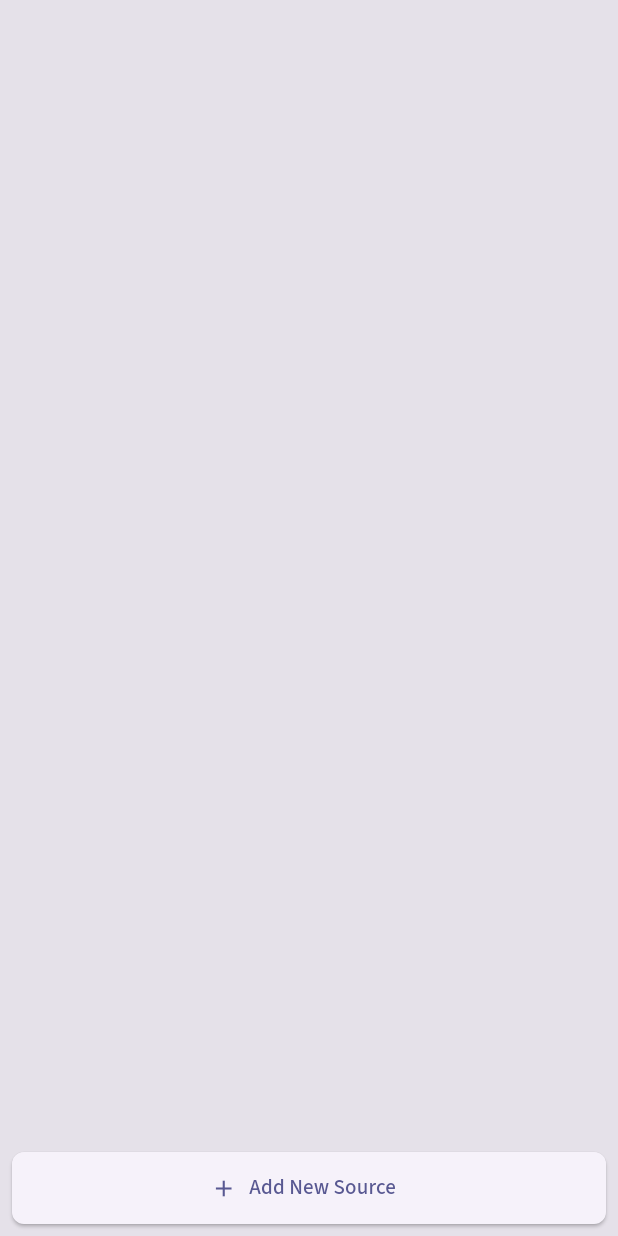
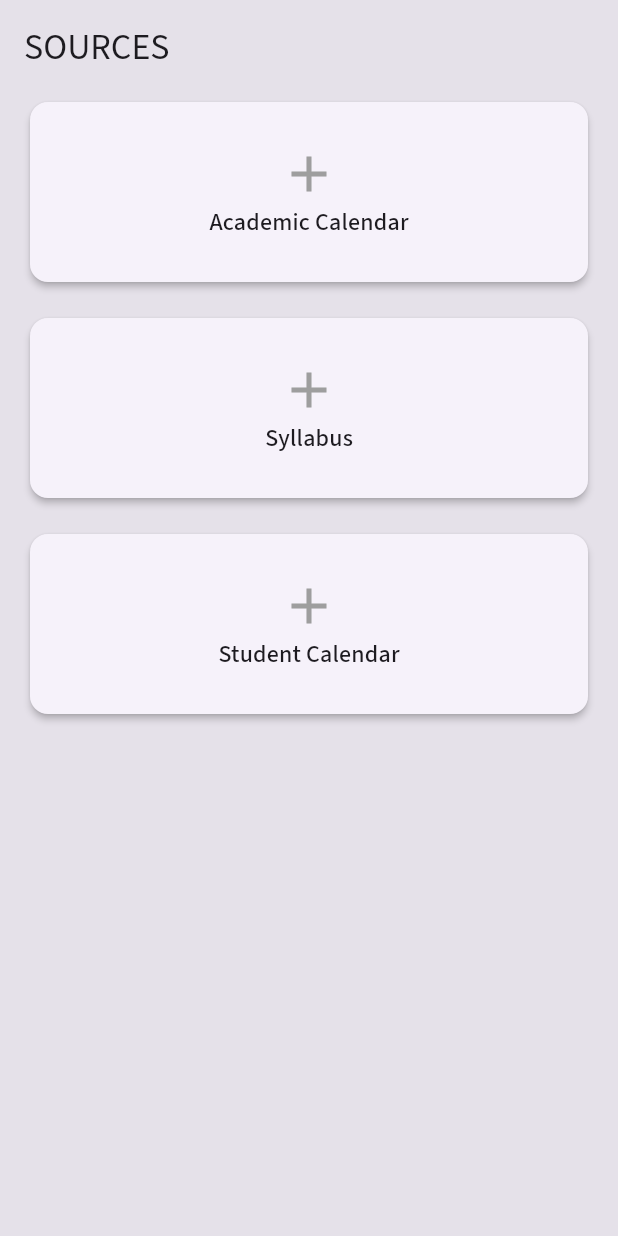
Before and after one commit to borinquenkid/college_executive_function, a Flutter app: the SourcesPanel widget shown alone on an empty page, opened directly, on a phone screen of 412 x 824 dp. Run offline on Flutter 3.47's test engine with Material 3 defaults, Android fonts, the phone set to English and light mode, and no system bars; our stand-ins replace file_picker, flutter_markdown, google_fonts, google_generative_ai.

Commit message:
Now can select files

```diff
--- a/lib/chat_panel.dart
+++ b/lib/chat_panel.dart
@@ -73,7 +73,7 @@ class ChatPanel extends StatelessWidget {
                       if (value.isNotEmpty) {
                         chatProvider.addMessage(
                           ChatMessage(author: 'User', message: value),
-                          sourcesProvider.sources,
+                          sourcesProvider.allSources,
                         );
                         textController.clear();
                       }
@@ -89,7 +89,7 @@ class ChatPanel extends StatelessWidget {
                           author: 'User',
                           message: textController.text,
                         ),
-                        sourcesProvider.sources,
+                        sourcesProvider.allSources,
                       );
                       textController.clear();
                     }
--- a/lib/source_model.dart
+++ b/lib/source_model.dart
@@ -1,6 +1,19 @@
+enum SourceCategory {
+  academicCalendar,
+  syllabus,
+  studentCalendar,
+}
+
 class Source {
-  final String name;
-  final String content;
+  final String name; // Original file name
+  final String filePath;
+  final SourceCategory category;
+  String title; // User-provided title
 
-  Source({required this.name, required this.content});
+  Source({
+    required this.name,
+    required this.filePath,
+    required this.category,
+    required this.title,
+  });
 }
--- a/lib/sources_panel.dart
+++ b/lib/sources_panel.dart
@@ -1,4 +1,6 @@
+import 'package:college_exeecutive_function/source_model.dart';
 import 'package:college_exeecutive_function/sources_provider.dart';
+import 'package:file_picker/file_picker.dart';
 import 'package:flutter/material.dart';
 import 'package:provider/provider.dart';
 
@@ -11,36 +13,129 @@ class SourcesPanel extends StatelessWidget {
       builder: (context, sourcesProvider, child) {
         return Container(
           color: Theme.of(context).colorScheme.surfaceContainerHighest,
-          child: Scaffold(
-            backgroundColor: Colors.transparent,
-            body: ListView.builder(
-              itemCount: sourcesProvider.sources.length,
-              itemBuilder: (context, index) {
-                final source = sourcesProvider.sources[index];
-                return ListTile(
-                  leading: const Icon(Icons.description),
-                  title: Text(source.name),
-                  subtitle: Text('${source.content.length} characters'),
-                  trailing: const Icon(Icons.more_vert),
-                );
-              },
-            ),
-            bottomNavigationBar: Padding(
-              padding: const EdgeInsets.all(8.0),
-              child: ElevatedButton.icon(
-                onPressed: () {
-                  sourcesProvider.addSource();
-                },
-                icon: const Icon(Icons.add),
-                label: const Text('Add New Source'),
-                style: ElevatedButton.styleFrom(
-                  minimumSize: const Size(double.infinity, 48), // Full width
-                ),
+          padding: const EdgeInsets.all(16.0),
+          child: Column(
+            crossAxisAlignment: CrossAxisAlignment.stretch,
+            children: [
+              Text('SOURCES', style: Theme.of(context).textTheme.headlineSmall),
+              const SizedBox(height: 16),
+              _buildSourceCard(
+                context,
+                category: SourceCategory.academicCalendar,
+                title: 'Academic Calendar',
+                source: sourcesProvider.getSourceForCategory(SourceCategory.academicCalendar),
               ),
-            ),
+              const SizedBox(height: 16),
+              _buildSourceCard(
+                context,
+                category: SourceCategory.syllabus,
+                title: 'Syllabus',
+                source: sourcesProvider.getSourceForCategory(SourceCategory.syllabus),
+              ),
+              const SizedBox(height: 16),
+              _buildSourceCard(
+                context,
+                category: SourceCategory.studentCalendar,
+                title: 'Student Calendar',
+                source: sourcesProvider.getSourceForCategory(SourceCategory.studentCalendar),
+              ),
+            ],
           ),
         );
       },
     );
   }
+
+  Widget _buildSourceCard(BuildContext context, {required SourceCategory category, required String title, Source? source}) {
+    final sourcesProvider = Provider.of<SourcesProvider>(context, listen: false);
+
+    return Card(
+      elevation: 2,
+      child: InkWell(
+        onTap: () async {
+          if (source == null) {
+            // 1. Pick the file first
+            FilePickerResult? result = await FilePicker.platform.pickFiles(
+              type: FileType.custom,
+              allowedExtensions: ['txt', 'pdf'],
+            );
+
+            if (result != null) {
+              PlatformFile file = result.files.first;
+
+              // 2. Ask for a title
+              final titleController = TextEditingController();
+              final newTitle = await showDialog<String>(
+                context: context,
+                builder: (context) => AlertDialog(
+                  title: Text('Add a title for \'${file.name}\''),
+                  content: TextField(
+                    controller: titleController,
+                    decoration: const InputDecoration(hintText: "Enter title here"),
+                  ),
+                  actions: [
+                    TextButton(
+                      onPressed: () => Navigator.of(context).pop(),
+                      child: const Text('Cancel'),
+                    ),
+                    TextButton(
+                      onPressed: () {
+                        Navigator.of(context).pop(titleController.text);
+                      },
+                      child: const Text('Save'),
+                    ),
+                  ],
+                ),
+              );
+
+              if (newTitle != null && newTitle.isNotEmpty) {
+                sourcesProvider.addSource(
+                  category: category,
+                  title: newTitle,
+                  file: file,
+                );
+              }
+            }
+          }
+        },
+        child: Container(
+          height: 120,
+          padding: const EdgeInsets.all(16.0),
+          child: Column(
+            mainAxisAlignment: MainAxisAlignment.center,
+            crossAxisAlignment: CrossAxisAlignment.center,
+            children: [
+              if (source == null)
+                ...[
+                  const Icon(Icons.add, size: 40, color: Colors.grey),
+                  Text(title, style: Theme.of(context).textTheme.titleMedium),
+                ]
+              else
+                Expanded(
+                  child: Column(
+                    mainAxisAlignment: MainAxisAlignment.center,
+                    children: [
+                      Text(
+                        source.title,
+                        style: Theme.of(context).textTheme.titleLarge,
+                        textAlign: TextAlign.center,
+                        overflow: TextOverflow.ellipsis,
+                        maxLines: 2,
+                      ),
+                      Text(
+                        source.name,
+                        style: Theme.of(context).textTheme.bodySmall,
+                        textAlign: TextAlign.center,
+                        overflow: TextOverflow.ellipsis,
+                        maxLines: 1,
+                      ),
+                    ],
+                  ),
+                ),
+            ],
+          ),
+        ),
+      ),
+    );
+  }
 }
--- a/lib/sources_provider.dart
+++ b/lib/sources_provider.dart
@@ -1,24 +1,58 @@
-import 'dart:io';
-
 import 'package:college_exeecutive_function/source_model.dart';
 import 'package:file_picker/file_picker.dart';
 import 'package:flutter/material.dart';
 
 class SourcesProvider extends ChangeNotifier {
-  final List<Source> _sources = [];
+  final List<Source> _academicCalendarSources = [];
+  final List<Source> _syllabusSources = [];
+  final List<Source> _studentCalendarSources = [];
 
-  List<Source> get sources => _sources;
+  List<Source> get academicCalendarSources => _academicCalendarSources;
+  List<Source> get syllabusSources => _syllabusSources;
+  List<Source> get studentCalendarSources => _studentCalendarSources;
 
-  Future<void> addSource() async {
-    FilePickerResult? result = await FilePicker.platform.pickFiles(
-      type: FileType.custom,
-      allowedExtensions: ['txt'],
-    );
+  List<Source> get allSources =>
+      [..._academicCalendarSources, ..._syllabusSources, ..._studentCalendarSources];
 
-    if (result != null) {
-      PlatformFile file = result.files.first;
-      String content = await File(file.path!).readAsString();
-      _sources.add(Source(name: file.name, content: content));
+  Source? getSourceForCategory(SourceCategory category) {
+    switch (category) {
+      case SourceCategory.academicCalendar:
+        return _academicCalendarSources.isNotEmpty ? _academicCalendarSources.first : null;
+      case SourceCategory.syllabus:
+        return _syllabusSources.isNotEmpty ? _syllabusSources.first : null;
+      case SourceCategory.studentCalendar:
+        return _studentCalendarSources.isNotEmpty ? _studentCalendarSources.first : null;
+    }
+  }
+
+  void addSource({
+    required SourceCategory category,
+    required String title,
+    required PlatformFile file,
+  }) {
+    if (file.path != null) {
+      final newSource = Source(
+        name: file.name,
+        filePath: file.path!,
+        category: category,
+        title: title,
+      );
+
+      switch (category) {
+        case SourceCategory.academicCalendar:
+          _academicCalendarSources.clear(); // Assuming one source per category for now
+          _academicCalendarSources.add(newSource);
+          break;
+        case SourceCategory.syllabus:
+          _syllabusSources.clear();
+          _syllabusSources.add(newSource);
+          break;
+        case SourceCategory.studentCalendar:
+          _studentCalendarSources.clear();
+          _studentCalendarSources.add(newSource);
+          break;
+      }
+
       notifyListeners();
     }
   }
```
Also changed, not shown: lib/chat_provider.dart (+14 -1 lines), lib/studio_panel.dart (+14 -1 lines), 2 other files.
